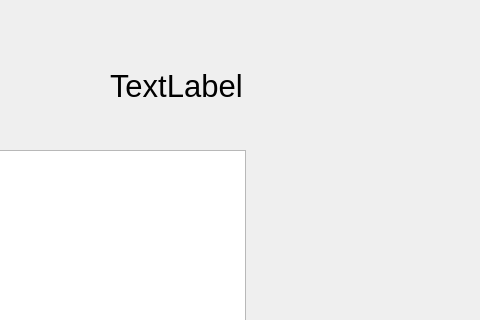
The window that V2.3/accueilutilisateur.ui (emiliagoeurymayo/ShareCount) describes before a commit, drawn with Qt 5; both pictures show x 230 to 710 and y 0 to 320 of the 800 by 600 pixel window.
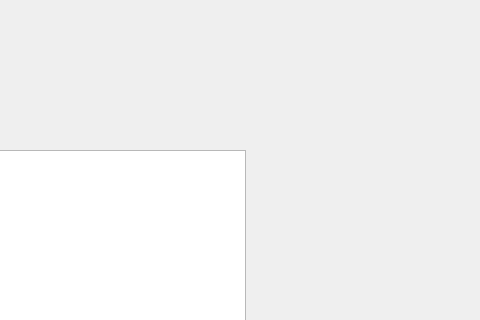
The same window after the commit.

```diff
--- a/V2.3/accueilutilisateur.ui
+++ b/V2.3/accueilutilisateur.ui
@@ -32,24 +32,6 @@
      <string>TextLabel</string>
     </property>
    </widget>
-   <widget class="QLabel" name="Nom">
-    <property name="geometry">
-     <rect>
-      <x>340</x>
-      <y>0</y>
-      <width>261</width>
-      <height>171</height>
-     </rect>
-    </property>
-    <property name="font">
-     <font>
-      <pointsize>23</pointsize>
-     </font>
-    </property>
-    <property name="text">
-     <string>TextLabel</string>
-    </property>
-   </widget>
    <widget class="QListView" name="listCompte">
     <property name="geometry">
      <rect>
```
Left out of the diff: 4 changed lines with no effect on the pictures.
